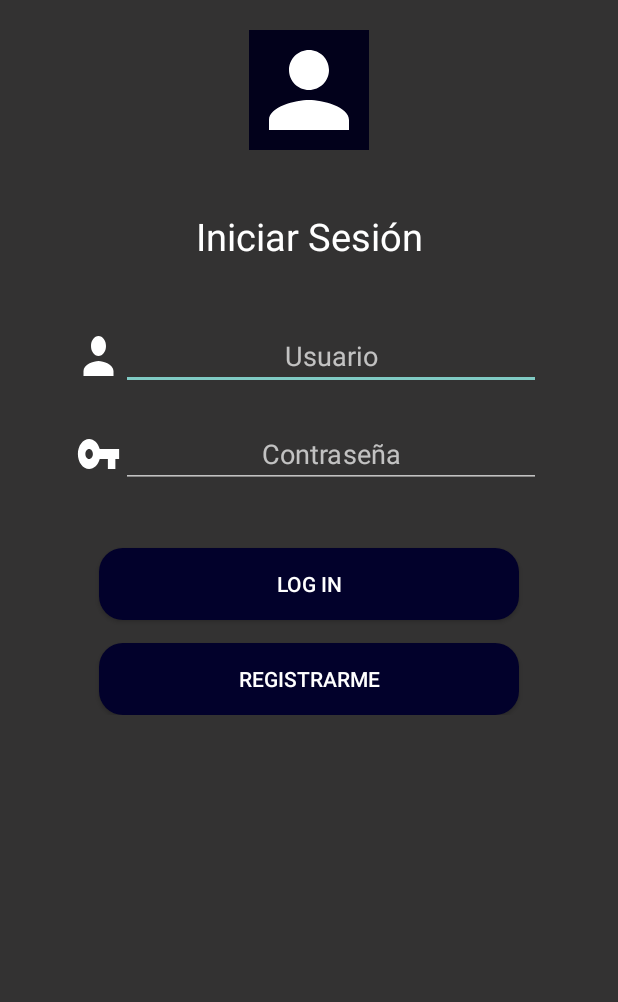
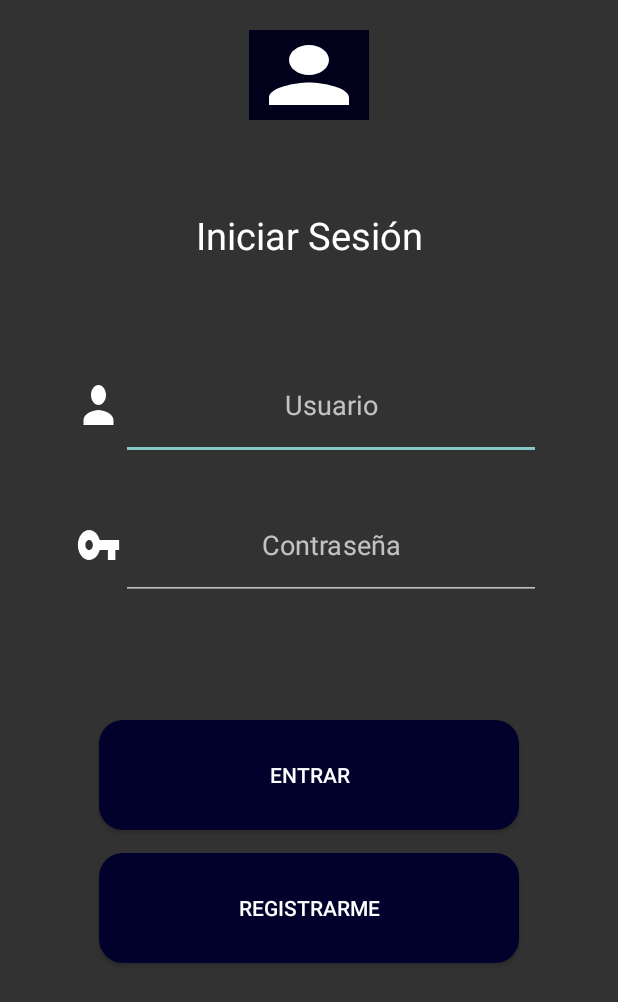
Before and after one commit to shivera605/PupusasYaProjectCli, an Android app: the screen it shows after launch (Login), on a phone screen of 412 x 824 dp. Shown: the top 1002 px of the screen. Run offline under Robolectric (Android 15) with nearby library versions, the phone set to English and light mode, and no system bars; libraries missing offline, so code that uses them is left out: com.loopj.android, cz.msebera.android.

Commit message:
cambios4

```diff
--- a/app/src/main/res/layout/activity_login.xml
+++ b/app/src/main/res/layout/activity_login.xml
@@ -23,46 +23,45 @@
 
             <ImageView
                 android:layout_width="80dp"
-                android:layout_height="80dp"
+                android:layout_height="60dp"
                 android:background="@drawable/vperfil2" />
         </LinearLayout>
 
         <LinearLayout
             android:layout_width="match_parent"
-            android:layout_height="400dp"
-            android:orientation="vertical"
+            android:layout_height="608dp"
+            android:layout_marginTop="20dp"
             android:background="@color/colorDarkGray"
-            android:layout_marginTop="20dp">
+            android:orientation="vertical">
+
             <TextView
                 android:layout_width="match_parent"
-                android:layout_height="wrap_content"
-                android:text="@string/tvSignIn"
-                android:textSize="25sp"
+                android:layout_height="73dp"
                 android:layout_marginTop="20dp"
                 android:gravity="center"
-                android:textColor="@color/colorWhite"/>
+                android:text="@string/tvSignIn"
+                android:textColor="@color/colorWhite"
+                android:textSize="25sp" />
 
             <LinearLayout
                 android:layout_width="match_parent"
                 android:layout_height="wrap_content"
-                android:orientation="horizontal"
+                android:layout_marginTop="40dp"
                 android:gravity="center"
-                android:layout_marginTop="40dp"
-                >
+                android:orientation="horizontal">
 
                 <ImageView
                     android:layout_width="30dp"
                     android:layout_height="40dp"
-                    android:background="@drawable/vperfil2"/>
+                    android:background="@drawable/vperfil2" />
 
                 <EditText
+                    android:id="@+id/etUsuario"
                     android:layout_width="280dp"
-                    android:layout_height="wrap_content"
-                    android:id="@+id/etUsuario"
+                    android:layout_height="73dp"
+                    android:gravity="center"
                     android:hint="@string/hintLoginUsu"
-                    android:gravity="center"
-                    android:inputType="text"
-                    />
+                    android:inputType="text" />
             </LinearLayout>
 
             <LinearLayout
@@ -73,21 +72,21 @@
             <LinearLayout
                 android:layout_width="match_parent"
                 android:layout_height="wrap_content"
-                android:orientation="horizontal"
-                android:gravity="center">
+                android:gravity="center"
+                android:orientation="horizontal">
 
                 <ImageView
                     android:layout_width="30dp"
                     android:layout_height="40dp"
-                    android:background="@drawable/vkey"/>
+                    android:background="@drawable/vkey" />
 
                 <EditText
+                    android:id="@+id/etPassword"
                     android:layout_width="280dp"
-                    android:layout_height="wrap_content"
-                    android:id="@+id/etPassword"
+                    android:layout_height="73dp"
+                    android:gravity="center"
                     android:hint="@string/hintLogContr"
-                    android:gravity="center"
-                    android:inputType="textPassword"/>
+                    android:inputType="textPassword" />
             </LinearLayout>
 
             <LinearLayout
@@ -98,29 +97,29 @@
 
             <LinearLayout
                 android:layout_width="match_parent"
-                android:layout_height="wrap_content"
-                android:orientation="vertical"
-                android:gravity="center">
+                android:layout_height="262dp"
+                android:gravity="center"
+                android:orientation="vertical">
 
                 <Button
+                    android:id="@+id/btnLogIn"
                     android:layout_width="280dp"
-                    android:layout_height="wrap_content"
-                    android:text="Log In"
-                    android:id="@+id/btnLogIn"
+                    android:layout_height="73dp"
+                    android:layout_marginTop="20dp"
+                    android:background="@drawable/button_rounded"
                     android:onClick="LogIn"
-                    android:background="@drawable/button_rounded"
-                    android:layout_marginTop="20dp"
-                    android:textColor="@color/colorWhite"/>
+                    android:text="Entrar"
+                    android:textColor="@color/colorWhite" />
 
                 <Button
+                    android:id="@+id/btnSignUp"
                     android:layout_width="280dp"
-                    android:layout_height="wrap_content"
+                    android:layout_height="73dp"
+                    android:layout_marginTop="15dp"
+                    android:background="@drawable/button_rounded"
+                    android:onClick="SignUp"
                     android:text="@string/btnSignUp"
-                    android:id="@+id/btnSignUp"
-                    android:onClick="SignUp"
-                    android:background="@drawable/button_rounded"
-                    android:layout_marginTop="15dp"
-                    android:textColor="@color/colorWhite"/>
+                    android:textColor="@color/colorWhite" />
             </LinearLayout>
         </LinearLayout>
 
```
Also changed, not shown: app/src/main/res/drawable/pupusasYa.jpeg (deleted).
